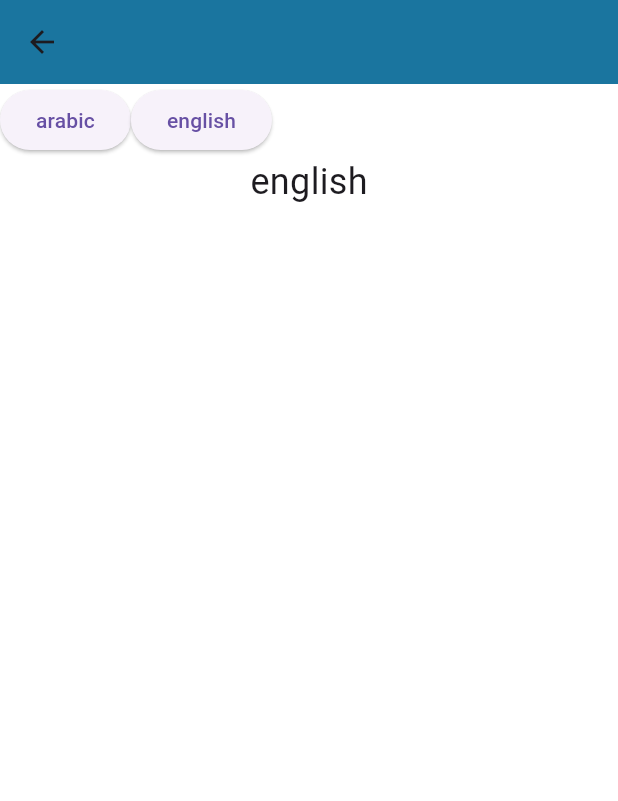
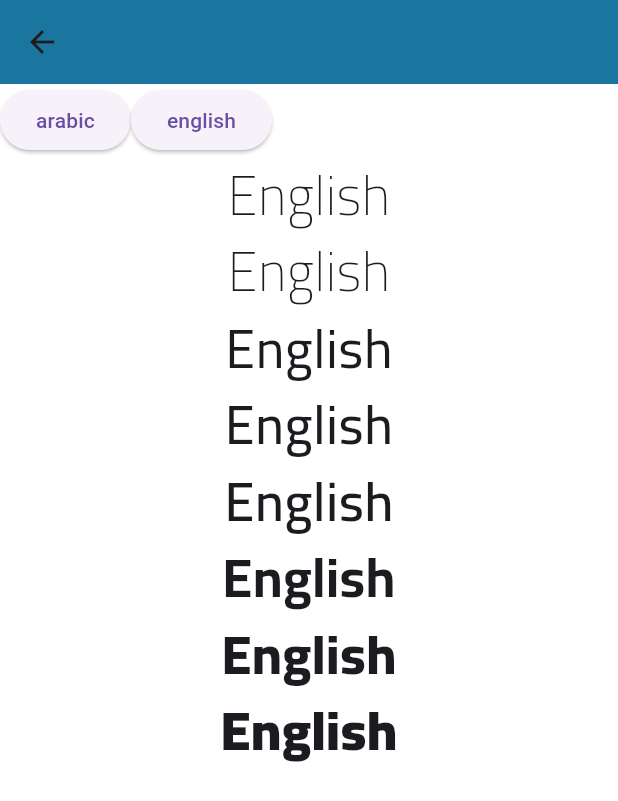
Before and after one commit to YousefHassan52/dentalmatching, a Flutter app: the LoginScreen screen opened by its route, on a phone screen of 412 x 824 dp. Shown: the top 801 px of the screen. Run offline on Flutter 3.47's test engine with Material 3 defaults, Android fonts, the light colour scheme and no system bars; our stand-ins replace get, shared_preferences; accounts and stored records are empty.

Commit message:
adding Cairo fonts to app

```diff
--- a/lib/core/localization/translation.dart
+++ b/lib/core/localization/translation.dart
@@ -11,7 +11,7 @@ class MyTranslation implements Translations {
           "Fourth Title": "العنوان الرابع",
         },
         "en": {
-          "1": "english",
+          "1": "English",
           "First Title": "First Title",
           "Second Title": "Second Title",
           "third Title": "third Title",
--- a/lib/features/common_faetures/login/view/login.dart
+++ b/lib/features/common_faetures/login/view/login.dart
@@ -31,12 +31,66 @@ class LoginScreen extends StatelessWidget {
                     onPressed: () {
                       translationController.changeLang(langCode: "en");
                     },
-                    child: const Text("english")),
+                    child: const Text(
+                      "english",
+                    )),
               ],
             ),
             Text(
               "1".tr,
-              style: Styles.textStyle24,
+              style: TextStyle(
+                  fontSize: 36,
+                  fontWeight: FontWeight.w200,
+                  fontFamily: "Cairo"),
+            ),
+            Text(
+              "1".tr,
+              style: TextStyle(
+                  fontSize: 36,
+                  fontWeight: FontWeight.w300,
+                  fontFamily: "Cairo"),
+            ),
+            Text(
+              "1".tr,
+              style: TextStyle(
+                  fontSize: 36,
+                  fontWeight: FontWeight.w400,
+                  fontFamily: "Cairo"),
+            ),
+            Text(
+              "1".tr,
+              style: TextStyle(
+                  fontSize: 36,
+                  fontWeight: FontWeight.w500,
+                  fontFamily: "Cairo"),
+            ),
+            Text(
+              "1".tr,
+              style: TextStyle(
+                  fontSize: 36,
+                  fontWeight: FontWeight.w600,
+                  fontFamily: "Cairo"),
+            ),
+            Text(
+              "1".tr,
+              style: TextStyle(
+                  fontSize: 36,
+                  fontWeight: FontWeight.w700,
+                  fontFamily: "Cairo"),
+            ),
+            Text(
+              "1".tr,
+              style: TextStyle(
+                  fontSize: 36,
+                  fontWeight: FontWeight.w800,
+                  fontFamily: "Cairo"),
+            ),
+            Text(
+              "1".tr,
+              style: TextStyle(
+                  fontSize: 36,
+                  fontWeight: FontWeight.w900,
+                  fontFamily: "Cairo"),
             ),
           ],
         ),
--- a/lib/features/common_faetures/onboarding/controller/imp_controller.dart
+++ b/lib/features/common_faetures/onboarding/controller/imp_controller.dart
@@ -10,6 +10,7 @@ class OnboardingControllerImp extends OnboardingControllerAbstract {
   PageController pageController = PageController();
   MyServices myServices = Get.find();
 
+  // by pressing button
   @override
   void next() {
     currentPage++;
@@ -23,6 +24,7 @@ class OnboardingControllerImp extends OnboardingControllerAbstract {
     }
   }
 
+  // by scroll
   @override
   void onPageChanged(int index) {
     currentPage = index;
```
Also changed, not shown: pubspec.yaml (+19 -4 lines), assets/fonts/Cairo-Black.ttf (added), assets/fonts/Cairo-Bold.ttf (added), assets/fonts/Cairo-ExtraBold.ttf (added), assets/fonts/Cairo-ExtraLight.ttf (added), assets/fonts/Cairo-Light.ttf (added), assets/fonts/Cairo-Medium.ttf (added), assets/fonts/Cairo-Regular.ttf (added), assets/fonts/Cairo-SemiBold.ttf (added).
